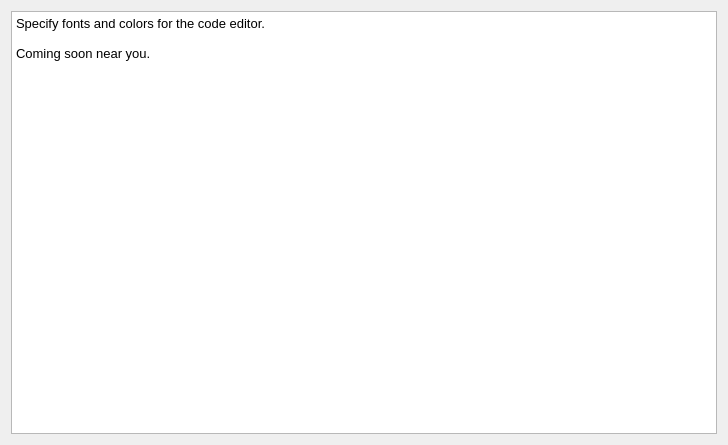
Before: the Qt Designer form src/SeerEditorConfigPage.ui in epasveer/seer, drawn with Qt 5.
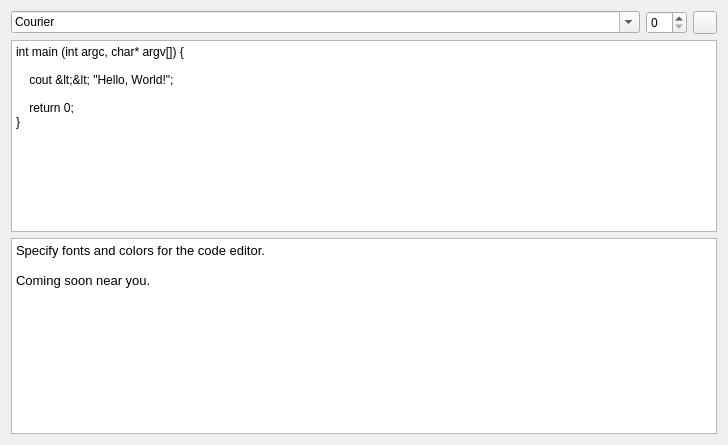
After: the same form once the commit is applied. Icons and pictures are not drawn.

Commit message: Checkpoint for editor font selector.

```diff
--- a/src/SeerEditorConfigPage.ui
+++ b/src/SeerEditorConfigPage.ui
@@ -15,7 +15,62 @@
   </property>
   <layout class="QGridLayout" name="gridLayout">
    <item row="0" column="0">
-    <widget class="QTextBrowser" name="textBrowser">
+    <layout class="QHBoxLayout" name="horizontalLayout">
+     <item>
+      <widget class="QFontComboBox" name="fontComboBox">
+       <property name="sizePolicy">
+        <sizepolicy hsizetype="Preferred" vsizetype="Fixed">
+         <horstretch>50</horstretch>
+         <verstretch>0</verstretch>
+        </sizepolicy>
+       </property>
+       <property name="fontFilters">
+        <set>QFontComboBox::MonospacedFonts</set>
+       </property>
+      </widget>
+     </item>
+     <item>
+      <widget class="QSpinBox" name="fontSpinBox"/>
+     </item>
+     <item>
+      <widget class="QToolButton" name="fontButton">
+       <property name="text">
+        <string/>
+       </property>
+       <property name="icon">
+        <iconset resource="../../../../../../../peak/src/seer/src/resource.qrc">
+         <normaloff>:/seer/resources/font.png</normaloff>:/seer/resources/font.png</iconset>
+       </property>
+      </widget>
+     </item>
+    </layout>
+   </item>
+   <item row="1" column="0">
+    <widget class="QPlainTextEdit" name="codePlainTextEdit">
+     <property name="sizePolicy">
+      <sizepolicy hsizetype="Expanding" vsizetype="Expanding">
+       <horstretch>0</horstretch>
+       <verstretch>0</verstretch>
+      </sizepolicy>
+     </property>
+     <property name="plainText">
+      <string>int main (int argc, char* argv[]) {
+
+    cout &lt;&lt; &quot;Hello, World!&quot;;
+
+    return 0;
+}</string>
+     </property>
+    </widget>
+   </item>
+   <item row="2" column="0">
+    <widget class="QTextBrowser" name="helpTextBrowser">
+     <property name="sizePolicy">
+      <sizepolicy hsizetype="Expanding" vsizetype="Preferred">
+       <horstretch>0</horstretch>
+       <verstretch>100</verstretch>
+      </sizepolicy>
+     </property>
      <property name="html">
       <string>&lt;!DOCTYPE HTML PUBLIC &quot;-//W3C//DTD HTML 4.0//EN&quot; &quot;http://www.w3.org/TR/REC-html40/strict.dtd&quot;&gt;
 &lt;html&gt;&lt;head&gt;&lt;meta name=&quot;qrichtext&quot; content=&quot;1&quot; /&gt;&lt;style type=&quot;text/css&quot;&gt;
```
Left out of the diff: 4 changed lines with no effect on the pictures. The commit also changes 4 other files.
